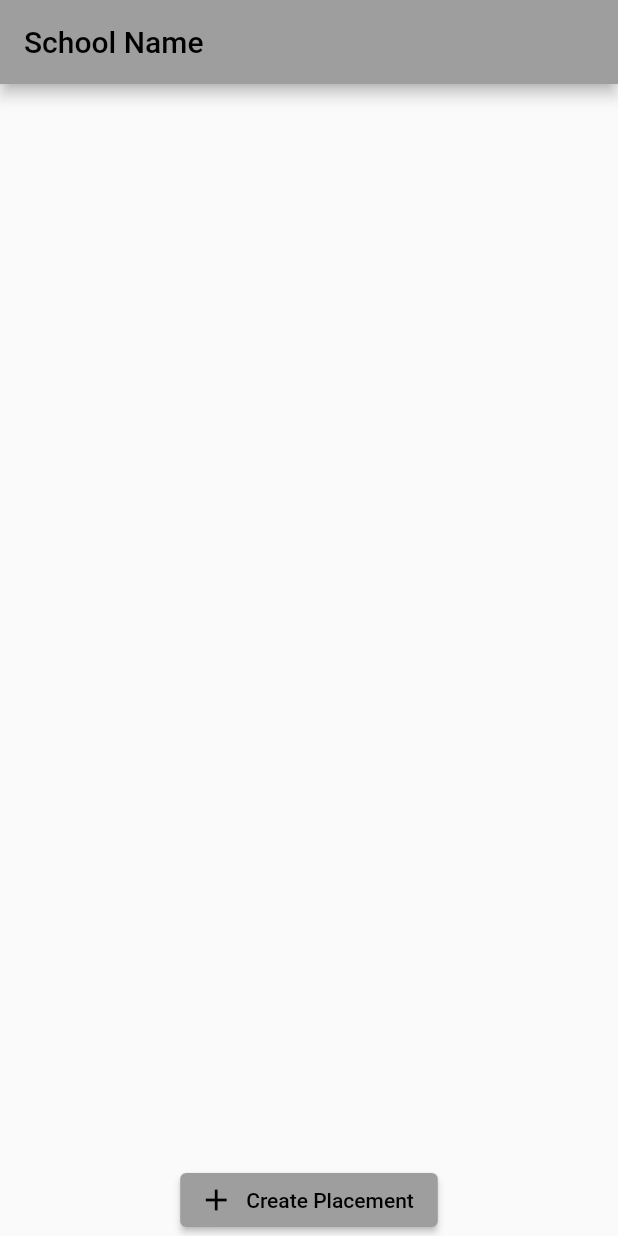
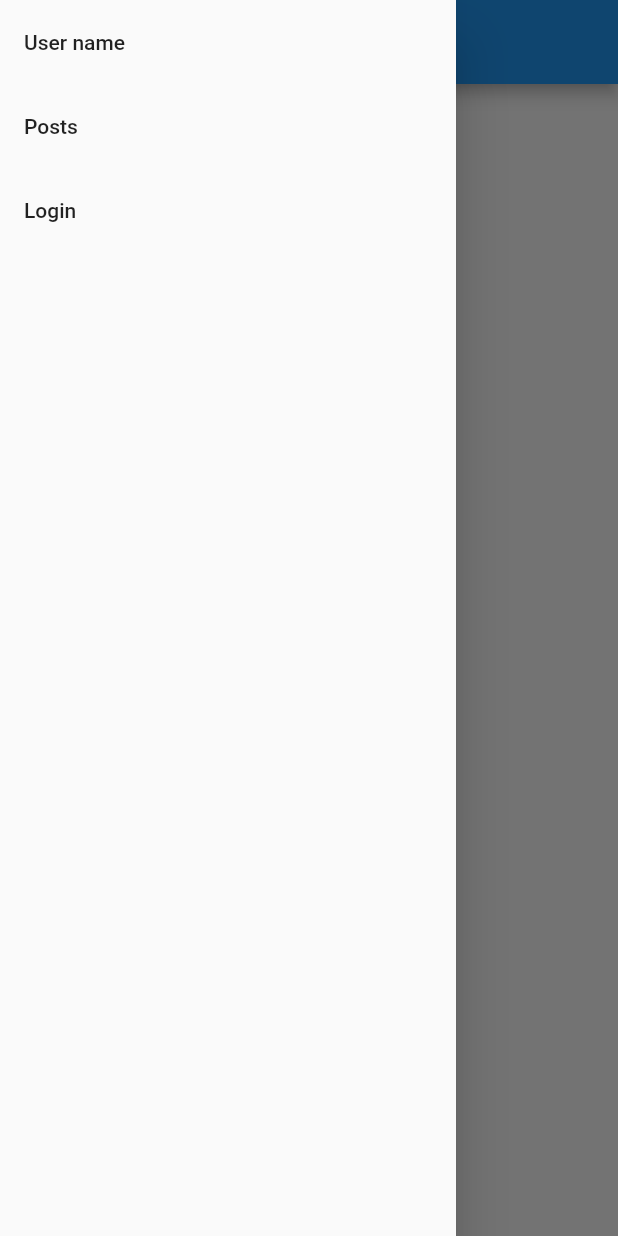
Before and after one commit to alice-gc/excercise, a Flutter app: the screen it shows after launch, with the side drawer open (before the commit the screen has no drawer), on a phone screen of 412 x 824 dp. Run offline on Flutter 3.47's test engine with Material 2 defaults, Android fonts, the phone set to English and light mode, and no system bars; our stand-ins replace flutter_form_builder, form_builder_validators.

Commit message:
sanctum stuff

```diff
--- a/blwm_flutter/blwm_app/lib/main.dart
+++ b/blwm_flutter/blwm_app/lib/main.dart
@@ -1,3 +1,4 @@
+import 'package:blwm_app/widgets/nav-drawer.dart';
 import 'package:flutter/material.dart';
 
 import 'package:blwm_app/request_form.dart';
@@ -15,9 +16,9 @@
     return MaterialApp(
       title: 'School Name',
       theme: ThemeData(
-        primarySwatch: Colors.grey,
+        primarySwatch: Colors.blue,
       ),
-      home: const MyHomePage(title: 'School Name'),
+      home: const MyHomePage(title: 'Blwm'),
     );
   }
 }
@@ -40,29 +41,29 @@
         appBar: AppBar(
           title: Text(widget.title),
         ),
-        body: Stack(
-          children: [
-            Positioned(
-              bottom: 0,
-              width: MediaQuery.of(context).size.width,
-              child: Center(
-                child: ElevatedButton.icon(
-                  onPressed: () {
-                    Navigator.push(
-                      context,
-                      MaterialPageRoute(
-                          builder: (context) => const RequestForm()),
-                    );
-                  },
-                  icon: const Icon(
-                    Icons.add,
-                    size: 24.0,
-                  ),
-                  label: const Text('Create Placement'),
-                ),
-              ),
-            ),
-          ],
+        drawer: NavDrawer(),
+        body: const Center(
+              child: Text('You are not loged in'),
+              // Positioned(
+              //   bottom: 0,
+              //   width: MediaQuery.of(context).size.width,
+              //   child: Center(
+              //     child: ElevatedButton.icon(
+              //       onPressed: () {
+              //         Navigator.push(
+              //           context,
+              //           MaterialPageRoute(
+              //               builder: (context) => const RequestForm()),
+              //         );
+              //       },
+              //       icon: const Icon(
+              //         Icons.add,
+              //         size: 24.0,
+              //       ),
+              //       label: const Text('Create Placement'),
+              //     ),
+              //   ),
+              // ),
         ));
   }
 }
--- /dev/null
+++ b/blwm_flutter/blwm_app/lib/widgets/nav-drawer.dart
@@ -0,0 +1,32 @@
+import 'package:blwm_app/screen/posts-screen.dart';
+import 'package:flutter/material.dart';
+import 'package:flutter/widgets.dart';
+
+import '../screen/login-screen.dart';
+
+class NavDrawer extends StatelessWidget {
+  const NavDrawer({Key? key}) : super(key: key);
+
+  @override
+  Widget build(BuildContext context) {
+    return Drawer(
+      child: ListView(
+        children: [
+          const ListTile(title: Text('User name')),
+          ListTile(title: const Text('Posts'),
+            onTap: () {
+              Navigator.push(context,
+                  MaterialPageRoute(builder: (context) => const PostsScreen()));
+            },
+          ),
+           ListTile(title: const Text('Login'),
+            onTap: () {
+              Navigator.push(context,
+                  MaterialPageRoute(builder: (context) => const LoginScreen()));
+            },
+          ),
+        ],
+      ),
+    );
+  }
+}
```
Also changed, not shown: blwm_flutter/blwm_app/lib/screen/login-screen.dart (added, +68 -0 lines), blwm_flutter/blwm_app/lib/screen/posts-screen.dart (added, +25 -0 lines), blwm_flutter/blwm_app/lib/providers/auth.dart (added).
